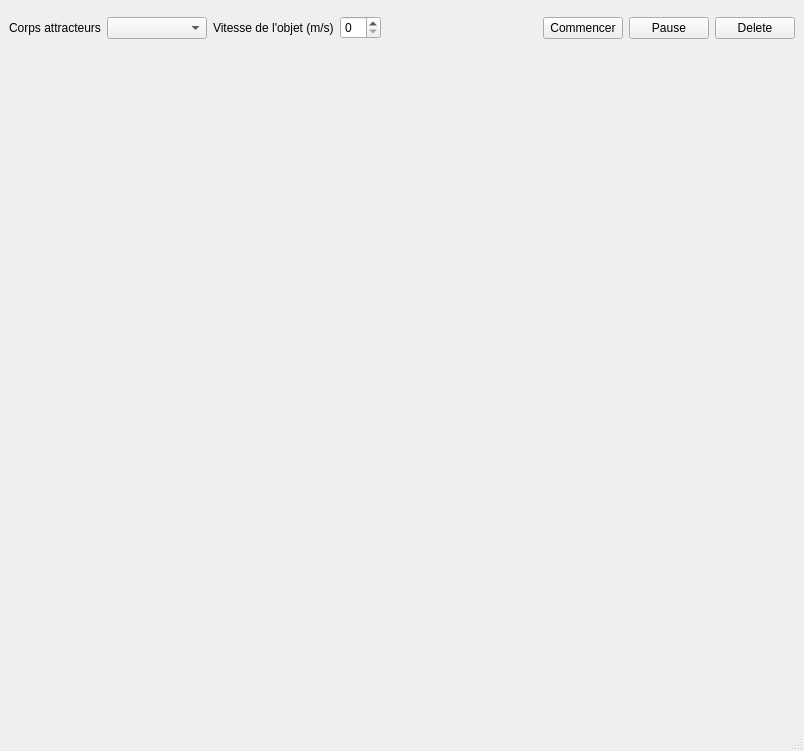
irisDelorme-ecole/TP4_planetes, file Vue/Ui/tp4.fenetre.ui: the form before one commit.
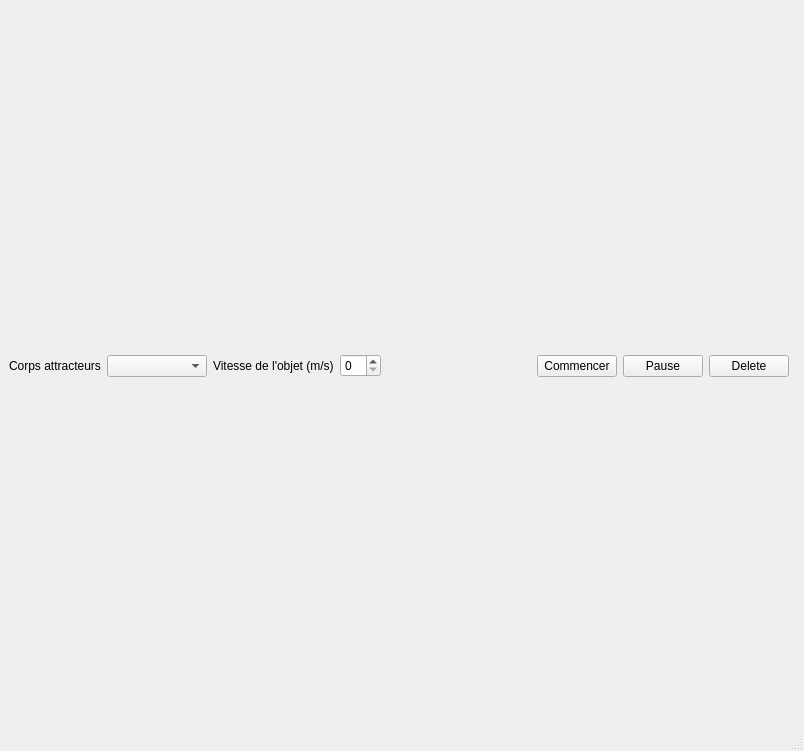
The form after the commit.

Commit message: changement ui que rend tout plus lisible. je ferai le travailrestant sur les graphs et probablement l'animation demain.

```diff
--- a/Vue/Ui/tp4.fenetre.ui
+++ b/Vue/Ui/tp4.fenetre.ui
@@ -14,7 +14,9 @@
    <string>MainWindow</string>
   </property>
   <widget class="QWidget" name="centralwidget">
-   <layout class="QVBoxLayout" name="verticalLayout_3" stretch="2,0,1">
+   <layout class="QHBoxLayout" name="horizontalLayout_2">
+    <item>
+     <layout class="QVBoxLayout" name="verticalLayout" stretch="1,0">
     <item>
      <layout class="QVBoxLayout" name="animation">
       <property name="spacing">
@@ -108,8 +110,10 @@
       </item>
      </layout>
     </item>
+     </layout>
+    </item>
     <item>
-     <layout class="QHBoxLayout" name="horizontalLayout_2">
+     <layout class="QVBoxLayout" name="verticalLayout_2">
       <item>
        <widget class="QWidget" name="Canvas1" native="true"/>
       </item>
```
Left out of the diff: 2 changed lines with no effect on the pictures. Lines whose indentation alone changed are shown as unchanged. The commit also changes 5 other files.
